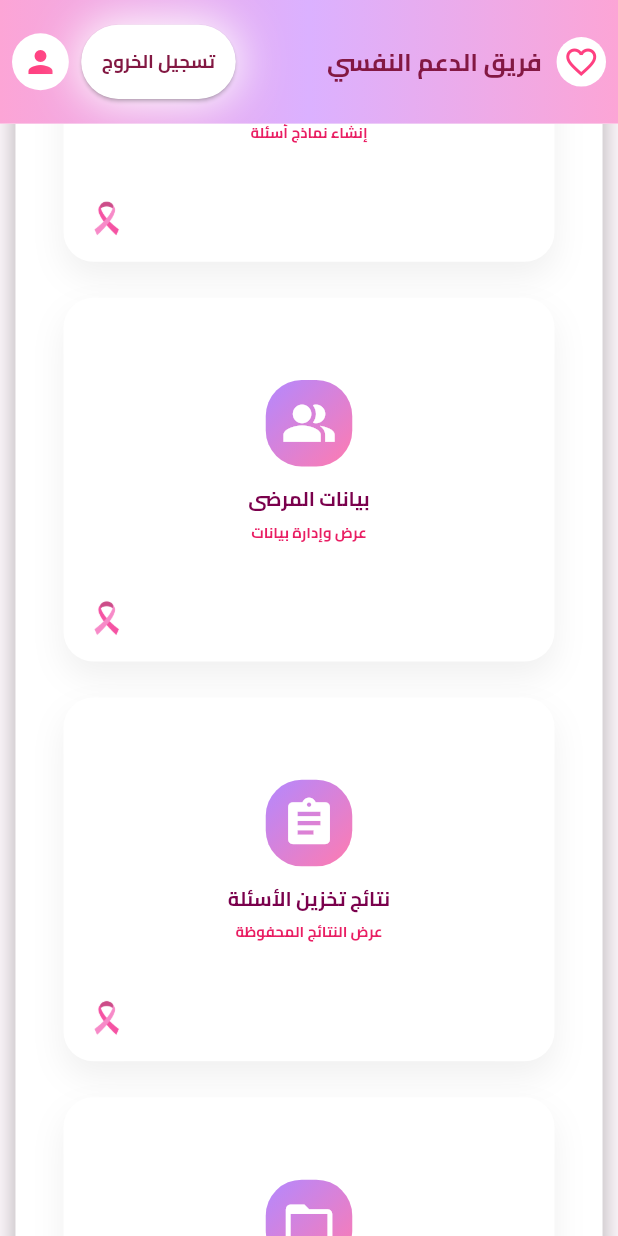
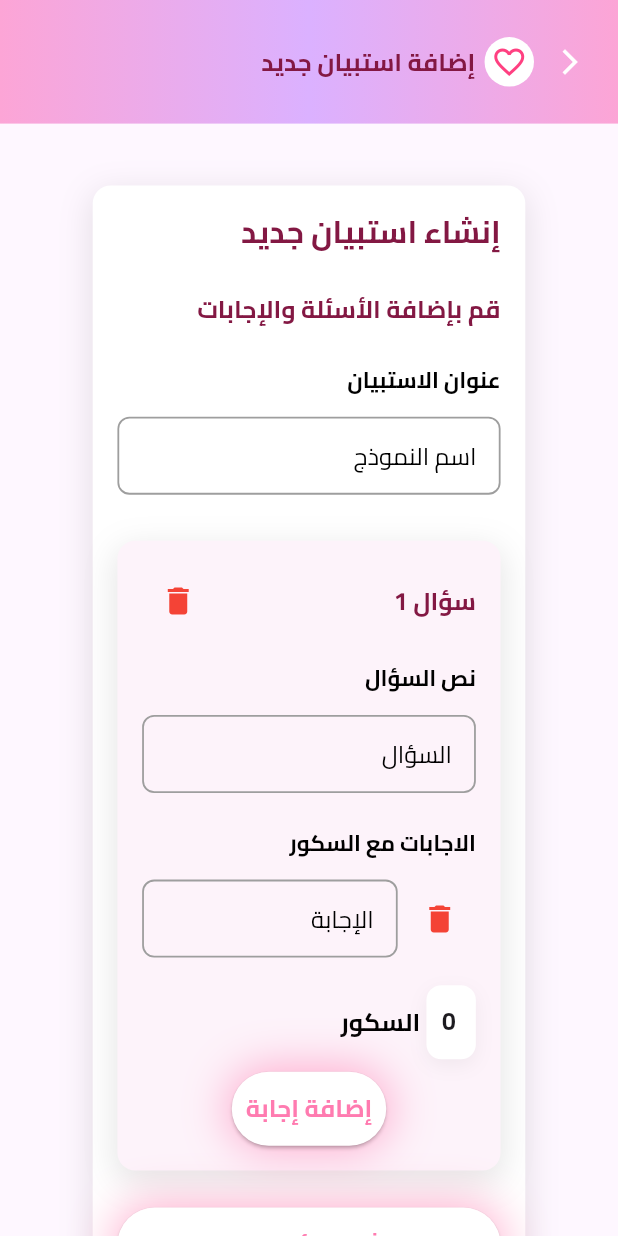
Before and after one commit to Ebaheya/bahya_website, a Flutter app: the HomePage screen opened by its route, scrolled down 1728 dp, after a tap on "إضافة أسئلة", on a phone screen of 412 x 824 dp. Run offline on Flutter 3.47's test engine with Material 3 defaults, Android fonts, the phone set to English and light mode, and no system bars; our stand-ins replace fl_chart, percent_indicator.

Commit message:
feat: Implement questionnaire creation feature with dynamic question management

```diff
--- a/lib/helper/base.dart
+++ b/lib/helper/base.dart
@@ -50,18 +50,23 @@ Widget buildTextField({
   required CustomTextFieldType keyboardType,
   required String hintText,
   required String labelText,
+  int maxLines = 1,
   Icon? suffixIcon,
   bool obscureText = false,
+  TextDirection textDirection = TextDirection.ltr,
+  TextEditingController? controller,
 }) {
   return Padding(
     padding: const EdgeInsets.symmetric(vertical: 6.0),
     child: CustomFormTextField(
+      controller: controller,
       keyboardType: keyboardType,
       autovalidateMode: AutovalidateMode.onUserInteraction,
       hintText: hintText,
       labelText: labelText,
       obscureText: obscureText,
-      textDirection: TextDirection.ltr,
+      textDirection: textDirection,
+      maxLines: maxLines,
       suffixIcon: suffixIcon,
     ),
   );
--- a/lib/helper/custom_form_textfield.dart
+++ b/lib/helper/custom_form_textfield.dart
@@ -12,6 +12,7 @@ class CustomFormTextField extends StatefulWidget {
   final TextEditingController? controller;
   final TextDirection textDirection;
   final Icon? suffixIcon;
+  final int maxLines;
   const CustomFormTextField({
     super.key,
     required this.labelText,
@@ -22,6 +23,7 @@ class CustomFormTextField extends StatefulWidget {
     this.controller,
     this.textDirection = TextDirection.rtl,
     this.suffixIcon,
+    this.maxLines = 1,
   });
 
   @override
@@ -123,6 +125,9 @@ class _CustomFormTextFieldState extends State<CustomFormTextField> {
       obscuringCharacter: '•',
       autovalidateMode: widget.autovalidateMode,
       textDirection: widget.textDirection,
+      maxLines: widget.maxLines,
+      minLines: 1,
+      expands: false,
       style: const TextStyle(
         color: Colors.black,
         fontSize: 16,
--- a/lib/helper/strings.dart
+++ b/lib/helper/strings.dart
@@ -54,7 +54,9 @@ List<FeatureItem> homeFeatures(BuildContext context) => [
     title: 'إضافة أسئلة',
     subtitle: 'إنشاء نماذج أسئلة',
     icon: Icons.edit_note,
-    onTap: () {},
+    onTap: () {
+      Navigator.pushNamed(context, '/add_questionnaire');
+    },
   ),
   FeatureItem(
     title: 'بيانات المرضى',
--- a/lib/helper/widgets/diagnosis_chart.dart
+++ b/lib/helper/widgets/diagnosis_chart.dart
@@ -142,7 +142,6 @@ class DiagnosisComparisonChart extends StatelessWidget {
       ),
     );
   }
-
   double _calcMaxY() {
     final maxCount = data.fold<double>(0, (p, e) => e.count > p ? e.count : p);
     final maxPercent = data.fold<double>(
--- a/lib/helper/widgets/patient_progress_dialog.dart
+++ b/lib/helper/widgets/patient_progress_dialog.dart
@@ -1,4 +1,3 @@
-// lib/helper/widgets/patient_progress_dialog.dart
 import 'package:bahya_website/helper/widgets/progress_line_chart.dart';
 import 'package:flutter/material.dart';
 import 'package:bahya_website/helper/base.dart';
--- a/lib/helper/widgets/patient_table.dart
+++ b/lib/helper/widgets/patient_table.dart
@@ -1,4 +1,3 @@
-// helper/widgets/patient_table.dart
 import 'package:bahya_website/helper/base.dart';
 import 'package:bahya_website/helper/strings.dart';
 import 'package:flutter/material.dart';
--- /dev/null
+++ b/lib/helper/widgets/questionnaire_body.dart
@@ -0,0 +1,310 @@
+import 'package:bahya_website/helper/base.dart';
+import 'package:bahya_website/helper/custom_form_textfield.dart';
+import 'package:bahya_website/helper/custom_glow_buttom.dart';
+import 'package:flutter/material.dart';
+import 'package:flutter/services.dart';
+
+class QuestionnaireBody extends StatefulWidget {
+  const QuestionnaireBody({
+    super.key,
+    required this.h,
+    required this.w,
+    required this.scoreController,
+    required this.questionIndex,
+    required this.onDeleteQuestion,
+  });
+
+  final double h;
+  final double w;
+  final TextEditingController scoreController;
+  final int questionIndex;
+  final VoidCallback onDeleteQuestion;
+
+  @override
+  State<QuestionnaireBody> createState() => _QuestionnaireBodyState();
+}
+
+class _QuestionnaireBodyState extends State<QuestionnaireBody> {
+  static const int _maxAnswers = 10;
+
+  late List<TextEditingController> _scoreControllers;
+
+  @override
+  void initState() {
+    super.initState();
+    _scoreControllers = [widget.scoreController];
+
+    if (widget.scoreController.text.isEmpty) {
+      widget.scoreController.text = '0';
+    }
+  }
+
+  @override
+  void dispose() {
+    for (int i = 1; i < _scoreControllers.length; i++) {
+      _scoreControllers[i].dispose();
+    }
+    super.dispose();
+  }
+
+  void _addAnswer() {
+    if (_scoreControllers.length >= _maxAnswers) {
+      return;
+    }
+
+    setState(() {
+      _scoreControllers.add(TextEditingController(text: '0'));
+    });
+  }
+
+  void _removeAnswer(int index) {
+    if (_scoreControllers.length == 1) return;
+
+    setState(() {
+      if (index == 0) {
+        _scoreControllers.removeAt(index);
+      } else {
+        _scoreControllers[index].dispose();
+        _scoreControllers.removeAt(index);
+      }
+    });
+  }
+
+  @override
+  Widget build(BuildContext context) {
+    final h = widget.h;
+    final w = widget.w;
+
+    return Container(
+      padding: EdgeInsets.all(h * 0.02),
+      decoration: BoxDecoration(
+        color: const Color(0xFFFDF3FA),
+        borderRadius: BorderRadius.circular(12),
+        boxShadow: [
+          BoxShadow(
+            color: Colors.black.withOpacity(0.10),
+            spreadRadius: 1,
+            blurRadius: 18,
+            offset: const Offset(0, 6),
+          ),
+        ],
+      ),
+      child: Column(
+        children: [
+          Row(
+            mainAxisAlignment: MainAxisAlignment.spaceBetween,
+            children: [
+              IconButton(
+                onPressed: widget.onDeleteQuestion,
+                icon: const Icon(Icons.delete, color: Colors.red),
+              ),
+              arabicText(
+                text: "سؤال ${widget.questionIndex}",
+                size: h * 0.02,
+                color: const Color(0xFF831843),
+                bold: true,
+                isCenter: false,
+              ),
+            ],
+          ),
+          SizedBox(height: h * 0.02),
+
+          Directionality(
+            textDirection: TextDirection.rtl,
+            child: Column(
+              crossAxisAlignment: CrossAxisAlignment.start,
+              children: [
+                arabicText(
+                  text: "نص السؤال",
+                  size: h * 0.018,
+                  color: Colors.black,
+                  bold: true,
+                  isCenter: false,
+                ),
+                SizedBox(height: h * 0.01),
+                buildTextField(
+                  keyboardType: CustomTextFieldType.text,
+                  hintText: "ما هو شعورك اليوم؟",
+                  labelText: "السؤال",
+                  textDirection: TextDirection.rtl,
+                  maxLines: 3,
+                ),
+                SizedBox(height: h * 0.02),
+                arabicText(
+                  text: "الاجابات مع السكور",
+                  size: h * 0.018,
+                  color: Colors.black,
+                  bold: true,
+                  isCenter: false,
+                ),
+                SizedBox(height: h * 0.01),
+
+                ...List.generate(_scoreControllers.length, (index) {
+                  return AnimatedAnswer(
+                    key: ValueKey(_scoreControllers[index]),
+                    h: h,
+                    child: Padding(
+                      padding: EdgeInsets.only(
+                        bottom: index == _scoreControllers.length - 1
+                            ? 0
+                            : h * 0.02,
+                      ),
+                      child: answer(
+                        h: h,
+                        w: w,
+                        controller: _scoreControllers[index],
+                        onDelete: () => _removeAnswer(index),
+                      ),
+                    ),
+                  );
+                }),
+              ],
+            ),
+          ),
+
+          SizedBox(height: h * 0.01),
+
+          CustomGlowButton(title: 'إضافة إجابة أخرى', onPressed: _addAnswer),
+        ],
+      ),
+    );
+  }
+}
+
+class AnimatedAnswer extends StatelessWidget {
+  final double h;
+  final Widget child;
+
+  const AnimatedAnswer({super.key, required this.h, required this.child});
+
+  @override
+  Widget build(BuildContext context) {
+    return TweenAnimationBuilder<double>(
+      tween: Tween(begin: 0, end: 1),
+      duration: const Duration(milliseconds: 500),
+      curve: Curves.easeOut,
+      builder: (context, value, child) {
+        return Opacity(
+          opacity: value,
+          child: Transform.translate(
+            offset: Offset(0, (1 - value) * h * 0.02),
+            child: child,
+          ),
+        );
+      },
+      child: child,
+    );
+  }
+}
+
+class ScoreRow extends StatelessWidget {
+  final double h;
+  final double w;
+  final TextEditingController controller;
+
+  const ScoreRow({
+    super.key,
+    required this.h,
+    required this.w,
+    required this.controller,
+  });
+
+  @override
+  Widget build(BuildContext context) {
+    if (controller.text.isEmpty ||
+        int.tryParse(controller.text) == null ||
+        int.parse(controller.text) < 0) {
+      controller.text = "0";
+    }
+
+    return Row(
+      mainAxisAlignment: MainAxisAlignment.start,
+      children: [
+        Container(
+          width: w * 0.08,
+          height: h * 0.06,
+          decoration: BoxDecoration(
+            color: Colors.white,
+            borderRadius: BorderRadius.circular(10),
+            boxShadow: [
+              BoxShadow(
+                color: Colors.black.withOpacity(0.05),
+                blurRadius: 10,
+                offset: const Offset(0, 4),
+              ),
+            ],
+          ),
+          alignment: Alignment.center,
+          padding: const EdgeInsets.symmetric(horizontal: 8),
+          child: TextField(
+            controller: controller,
+            textAlign: TextAlign.center,
+            keyboardType: TextInputType.number,
+            inputFormatters: [FilteringTextInputFormatter.digitsOnly],
+            onChanged: (value) {
+              if (value.isEmpty) {
+                controller.text = "0";
+              }
+              if (int.tryParse(controller.text) != null &&
+                  int.parse(controller.text) < 0) {
+                controller.text = "0";
+              }
+              controller.selection = TextSelection.fromPosition(
+                TextPosition(offset: controller.text.length),
+              );
+            },
+            decoration: const InputDecoration(
+              border: InputBorder.none,
+              contentPadding: EdgeInsets.zero,
+            ),
+            style: TextStyle(
+              fontFamily: 'ArabicCustomFont',
+              fontWeight: FontWeight.bold,
+              fontSize: h * 0.02,
+            ),
+          ),
+        ),
+        SizedBox(width: w * 0.01),
+        arabicText(
+          text: "السكور",
+          size: h * 0.02,
+          color: Colors.black,
+          bold: true,
+          isCenter: false,
+        ),
+      ],
+    );
+  }
+}
+
+Widget answer({
+  required double h,
+  required double w,
+  required TextEditingController controller,
+  required VoidCallback onDelete,
+}) {
+  return Column(
+    crossAxisAlignment: CrossAxisAlignment.start,
+    children: [
+      Row(
+        children: [
+          IconButton(
+            onPressed: onDelete,
+            icon: const Icon(Icons.delete, color: Colors.red),
+          ),
+          SizedBox(width: w * 0.01),
+          Expanded(
+            child: buildTextField(
+              keyboardType: CustomTextFieldType.text,
+              hintText: "جيد جدا",
+              labelText: "الإجابة",
+              textDirection: TextDirection.rtl,
+            ),
+          ),
+        ],
+      ),
+      SizedBox(height: h * 0.015),
+      ScoreRow(h: h, w: w, controller: controller),
+    ],
+  );
+}
--- a/lib/route.dart
+++ b/lib/route.dart
@@ -1,3 +1,4 @@
+import 'package:bahya_website/screens/add_questionnaire.dart';
 import 'package:bahya_website/screens/home.dart';
 import 'package:bahya_website/screens/login.dart';
 import 'package:bahya_website/screens/patient_info.dart';
@@ -12,8 +13,10 @@ class AppRoute {
         return MaterialPageRoute(builder: (_) => HomePage());
       case '/patient_info':
         return MaterialPageRoute(builder: (_) => PatientInfo());
+      case '/add_questionnaire':
+        return MaterialPageRoute(builder: (_) => const AddQuestionnaire());
       default:
-        return MaterialPageRoute(builder: (_) => HomePage());
+        return MaterialPageRoute(builder: (_) => AddQuestionnaire());
     }
   }
 }
--- /dev/null
+++ b/lib/screens/add_questionnaire.dart
@@ -0,0 +1,231 @@
+import 'package:bahya_website/helper/base.dart';
+import 'package:bahya_website/helper/custom_form_textfield.dart';
+import 'package:bahya_website/helper/custom_glow_buttom.dart';
+import 'package:bahya_website/helper/massage_dialog.dart';
+import 'package:bahya_website/helper/strings.dart';
+import 'package:bahya_website/helper/widgets/questionnaire_body.dart';
+import 'package:flutter/material.dart';
+import 'package:flutter/services.dart';
+
+class AddQuestionnaire extends StatefulWidget {
+  const AddQuestionnaire({super.key});
+
+  @override
+  State<AddQuestionnaire> createState() => _AddQuestionnaireState();
+}
+
+class _AddQuestionnaireState extends State<AddQuestionnaire> {
+  static const int _maxQuestions = 20;
+
+  final FocusNode _keyboardFocusNode = FocusNode();
+  late List<TextEditingController> _scoreControllers;
+
+  @override
+  void initState() {
+    super.initState();
+
+    _scoreControllers = [TextEditingController(text: "0")];
+  }
+
+  @override
+  void dispose() {
+    for (final c in _scoreControllers) {
+      c.dispose();
+    }
+    _keyboardFocusNode.dispose();
+    super.dispose();
+  }
+
+  void _addQuestion() {
+    if (_scoreControllers.length >= _maxQuestions) {
+      customDialog(
+        context: context,
+        title: 'تنبيه',
+        message:
+            'لا يمكن إضافة أكثر من $_maxQuestions سؤالاً في الاستبيان الواحد.',
+      );
+      return;
+    }
+
+    setState(() {
+      _scoreControllers.add(TextEditingController(text: "0"));
+    });
+  }
+
+  void _removeQuestion(int index) {
+
+    if (_scoreControllers.length == 1) {
+      customDialog(
+        context: context,
+        title: 'تنبيه',
+        message: 'يجب أن يحتوي الاستبيان على سؤال واحد على الأقل.',
+      );
+      return;
+    }
+
+    setState(() {
+      _scoreControllers[index].dispose();
+      _scoreControllers.removeAt(index);
+    });
+  }
+
+  @override
+  Widget build(BuildContext context) {
+    final h = getScreenHeight(context);
+    final w = getScreenWidth(context);
+
+    return Scaffold(
+      appBar: customAppBar(
+        context: context,
+        title: 'إضافة استبيان جديد',
+        isHomebar: false,
+      ),
+
+      body: RawKeyboardListener(
+        focusNode: _keyboardFocusNode,
+        autofocus: true,
+        onKey: (event) {
+          if (event is! RawKeyDownEvent) return;
+          if (_scoreControllers.isEmpty) return;
+
+          int current = int.tryParse(_scoreControllers.first.text) ?? 0;
+
+          if (event.logicalKey == LogicalKeyboardKey.arrowUp) {
+            setState(() {
+              _scoreControllers.first.text = (current + 1).toString();
+            });
+          } else if (event.logicalKey == LogicalKeyboardKey.arrowDown) {
+            setState(() {
+              _scoreControllers.first.text = (current - 1).toString();
+            });
+          }
+        },
+        child: SingleChildScrollView(
+          child: Center(
+            child: Padding(
+              padding: EdgeInsets.all(h * 0.05),
+              child: Container(
+                padding: EdgeInsets.all(h * 0.02),
+                decoration: BoxDecoration(
+                  color: Colors.white,
+                  borderRadius: BorderRadius.circular(12),
+                  boxShadow: [
+                    BoxShadow(
+                      color: Colors.black.withOpacity(0.10),
+                      spreadRadius: 1,
+                      blurRadius: 18,
+                      offset: const Offset(0, 6),
+                    ),
+                  ],
+                ),
+                width: w * 0.7,
+                child: Column(
+                  children: [
+                    Column(
+                      children: [
+                        arabicText(
+                          text: "إنشاء استبيان جديد",
+                          size: h * 0.025,
+                          color: const Color(0xFF831843),
+                          bold: true,
+                          isCenter: false,
+                        ),
+                        SizedBox(height: h * 0.03),
+                        arabicText(
+                          text: "قم بإضافة الأسئلة والإجابات",
+                          size: h * 0.02,
+                          color: const Color(0xFF831843),
+                          bold: true,
+                          isCenter: false,
+                        ),
+                      ],
+                    ),
+                    SizedBox(height: h * 0.03),
+                    Directionality(
+                      textDirection: TextDirection.rtl,
+                      child: Column(
+                        crossAxisAlignment: CrossAxisAlignment.start,
+                        children: [
+                          arabicText(
+                            text: "عنوان الاستبيان",
+                            size: h * 0.018,
+                            color: Colors.black,
+                            bold: true,
+                            isCenter: false,
+                          ),
+                          SizedBox(height: h * 0.01),
+                          buildTextField(
+                            keyboardType: CustomTextFieldType.text,
+                            hintText: "مثال استبيان الصحة النفسية",
+                            labelText: "اسم النموذج",
+                            textDirection: TextDirection.rtl,
+                          ),
+                        ],
+                      ),
+                    ),
+
+                    SizedBox(height: h * 0.03),
+
+                    // الأسئلة + أنيميشن
+                    ...List.generate(_scoreControllers.length, (index) {
+                      return AnimatedQuestion(
+                        key: ValueKey(_scoreControllers[index]),
+                        h: h,
+                        child: Padding(
+                          padding: EdgeInsets.only(
+                            bottom: index == _scoreControllers.length - 1
+                                ? h * 0.03
+                                : h * 0.02,
+                          ),
+                          child: QuestionnaireBody(
+                            h: h,
+                            w: w,
+                            scoreController: _scoreControllers[index],
+                            questionIndex: index + 1,
+                            onDeleteQuestion: () => _removeQuestion(index),
+                          ),
+                        ),
+                      );
+                    }),
+
+                    CustomGlowButton(
+                      width: w * 0.7,
+                      title: 'إنشاء سؤال جديد',
+                      onPressed: _addQuestion,
+                    ),
+                  ],
+                ),
+              ),
+            ),
+          ),
+        ),
+      ),
+    );
+  }
+}
+
+class AnimatedQuestion extends StatelessWidget {
+  final double h;
+  final Widget child;
+
+  const AnimatedQuestion({super.key, required this.h, required this.child});
+
+  @override
+  Widget build(BuildContext context) {
+    return TweenAnimationBuilder<double>(
+      tween: Tween(begin: 0, end: 1),
+      duration: const Duration(milliseconds: 250),
+      curve: Curves.easeOut,
+      builder: (context, value, child) {
+        return Opacity(
+          opacity: value,
+          child: Transform.translate(
+            offset: Offset(0, (1 - value) * h * 0.03),
+            child: child,
+          ),
+        );
+      },
+      child: child,
+    );
+  }
+}
--- a/lib/screens/patient_info.dart
+++ b/lib/screens/patient_info.dart
@@ -1,4 +1,3 @@
-// screens/patient_info.dart
 import 'package:bahya_website/helper/strings.dart';
 import 'package:bahya_website/helper/widgets/patient_progress_dialog.dart';
 import 'package:flutter/material.dart';
@@ -47,7 +46,7 @@ class _PatientInfoState extends State<PatientInfo> {
               child: Column(
                 children: [
                   Container(
-                    //height: h * 0.10,
+
                     decoration: BoxDecoration(
                       borderRadius: BorderRadius.circular(8),
                     ),
```
